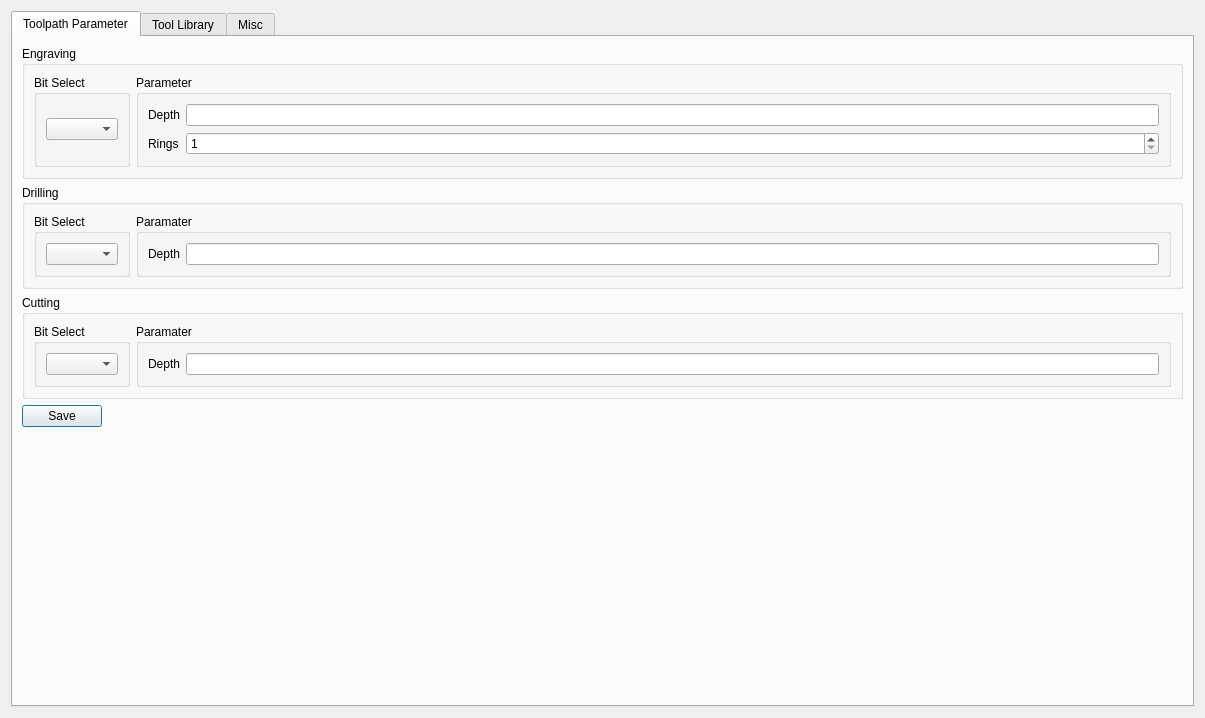
Old version of the form res/settingwindow.ui in the repository computergeek1507/GerberCAM.
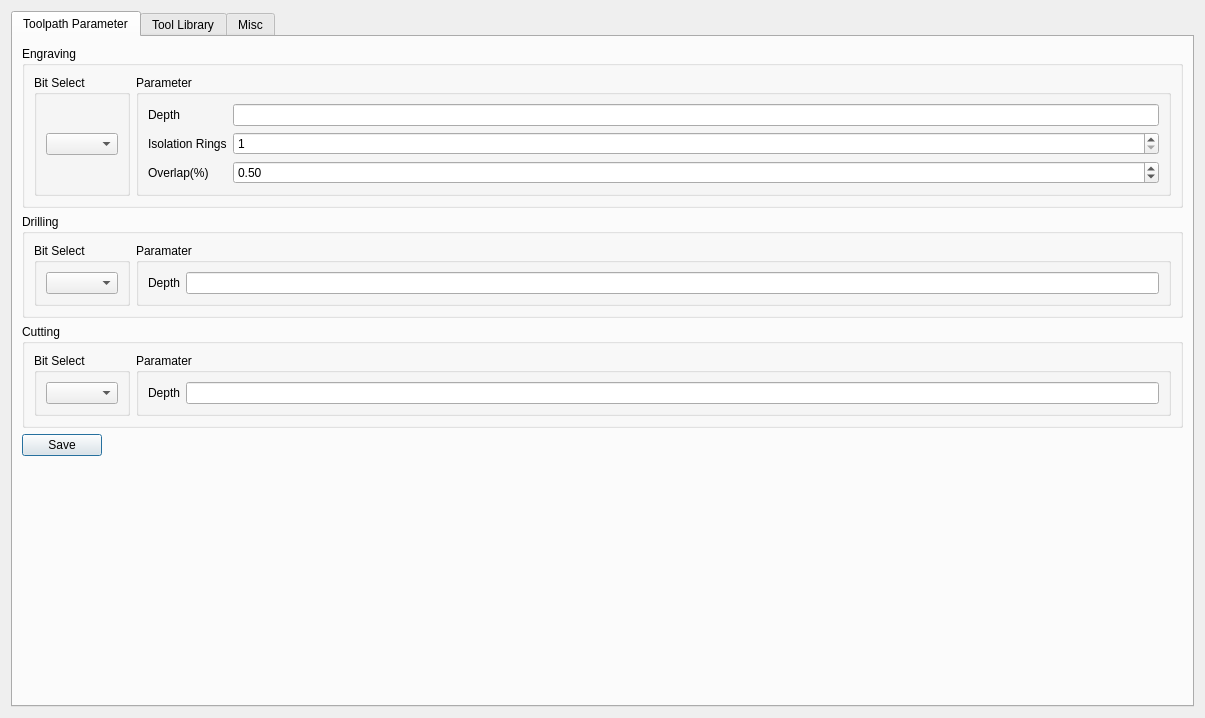
New version of the form. The open tabs and pages were chosen to show the change.

The edit to the form file:
```diff
--- a/res/settingwindow.ui
+++ b/res/settingwindow.ui
@@ -56,6 +56,16 @@
                <string>Parameter</string>
               </property>
               <layout class="QGridLayout" name="gridLayout_2">
+               <item row="1" column="0">
+                <widget class="QLabel" name="labelIsolationRings">
+                 <property name="text">
+                  <string>Isolation Rings</string>
+                 </property>
+                </widget>
+               </item>
+               <item row="0" column="2">
+                <widget class="QLineEdit" name="lineEditEngravingDepth"/>
+               </item>
                <item row="0" column="0">
                 <widget class="QLabel" name="label_4">
                  <property name="text">
@@ -63,17 +73,7 @@
                  </property>
                 </widget>
                </item>
-               <item row="0" column="1">
-                <widget class="QLineEdit" name="lineEditEngravingDepth"/>
-               </item>
-               <item row="1" column="0">
-                <widget class="QLabel" name="labelIsolationRings">
-                 <property name="text">
-                  <string>Rings</string>
-                 </property>
-                </widget>
-               </item>
-               <item row="1" column="1">
+               <item row="1" column="2">
                 <widget class="QSpinBox" name="spinBoxIsolationRings">
                  <property name="minimum">
                   <number>1</number>
@@ -86,6 +86,26 @@
                  </property>
                 </widget>
                </item>
+               <item row="2" column="2">
+                <widget class="QDoubleSpinBox" name="doubleSpinBoxOverlap">
+                 <property name="maximum">
+                  <double>0.990000000000000</double>
+                 </property>
+                 <property name="singleStep">
+                  <double>0.100000000000000</double>
+                 </property>
+                 <property name="value">
+                  <double>0.500000000000000</double>
+                 </property>
+                </widget>
+               </item>
+               <item row="2" column="0">
+                <widget class="QLabel" name="label">
+                 <property name="text">
+                  <string>Overlap(%)</string>
+                 </property>
+                </widget>
+               </item>
               </layout>
              </widget>
             </item>
```
Left out of the diff: 2 changed lines with no effect on the pictures.
